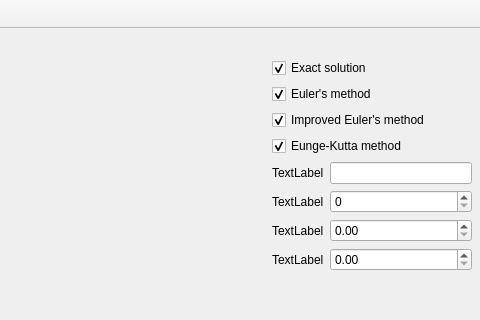
Above: Differential-equation/window/mainwindow.ui from V-Roman-V/Differential-equation before the change; both pictures show x 544 to 1024 and y 0 to 320 of the 1024 by 768 pixel window. Below: the same form after it.
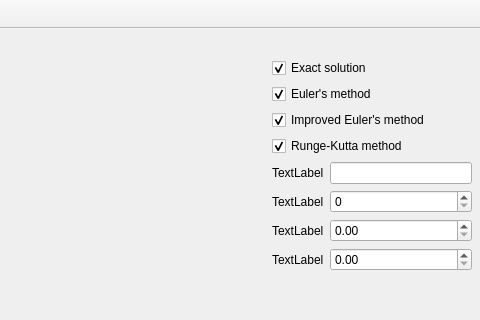
That is the form after the change. Icons and pictures are not drawn. Custom widgets are drawn as their Qt base class.

```diff
--- a/Differential-equation/window/mainwindow.ui
+++ b/Differential-equation/window/mainwindow.ui
@@ -205,7 +205,7 @@
           <item>
            <widget class="QCheckBox" name="checkBox_7">
             <property name="text">
-             <string>Eunge-Kutta method</string>
+             <string>Runge-Kutta method</string>
             </property>
             <property name="checked">
              <bool>true</bool>
```
Left out of the diff: 10 changed lines with no effect on the pictures.
